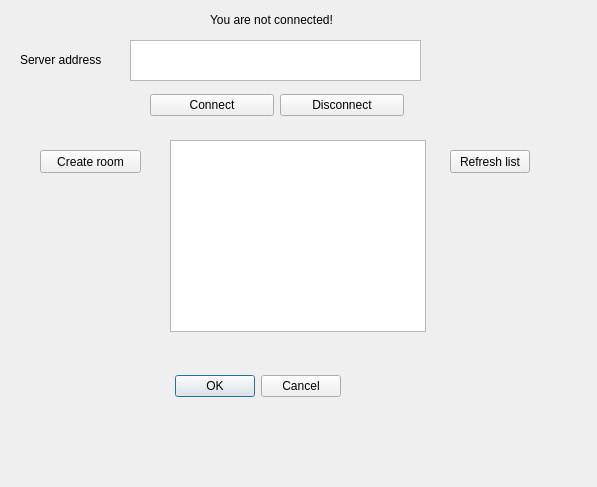
This is CheckersClient/connectiondialog.ui in PiotrJTomaszewski/SK2_Projekt as Qt 5 draws it before an edit. The edited form follows.
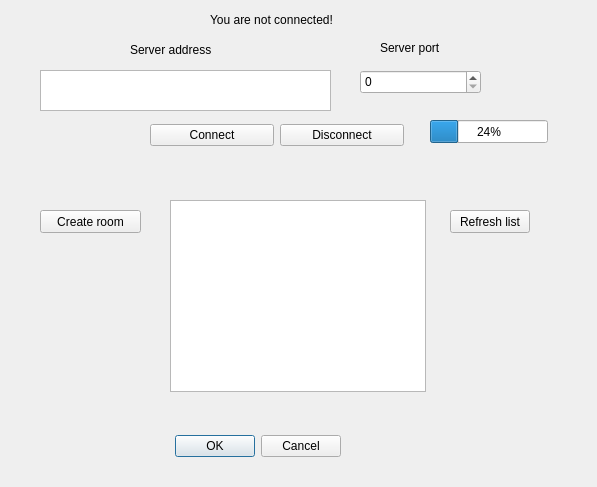
This is the edited form.

Commit message: Add server connection skeleton

Diff of the .ui file:
```diff
--- a/CheckersClient/connectiondialog.ui
+++ b/CheckersClient/connectiondialog.ui
@@ -17,7 +17,7 @@
    <property name="geometry">
     <rect>
      <x>0</x>
-     <y>370</y>
+     <y>430</y>
      <width>341</width>
      <height>32</height>
     </rect>
@@ -32,8 +32,8 @@
   <widget class="QLabel" name="label">
    <property name="geometry">
     <rect>
-     <x>20</x>
-     <y>50</y>
+     <x>130</x>
+     <y>40</y>
      <width>91</width>
      <height>20</height>
     </rect>
@@ -45,8 +45,8 @@
   <widget class="QPlainTextEdit" name="serverAddressText">
    <property name="geometry">
     <rect>
-     <x>130</x>
-     <y>40</y>
+     <x>40</x>
+     <y>70</y>
      <width>291</width>
      <height>41</height>
     </rect>
@@ -59,7 +59,7 @@
    <property name="geometry">
     <rect>
      <x>150</x>
-     <y>90</y>
+     <y>120</y>
      <width>254</width>
      <height>31</height>
     </rect>
@@ -85,7 +85,7 @@
    <property name="geometry">
     <rect>
      <x>170</x>
-     <y>140</y>
+     <y>200</y>
      <width>256</width>
      <height>192</height>
     </rect>
@@ -108,7 +108,7 @@
    <property name="geometry">
     <rect>
      <x>450</x>
-     <y>150</y>
+     <y>210</y>
      <width>80</width>
      <height>23</height>
     </rect>
@@ -121,7 +121,7 @@
    <property name="geometry">
     <rect>
      <x>40</x>
-     <y>150</y>
+     <y>210</y>
      <width>101</width>
      <height>23</height>
     </rect>
@@ -130,6 +130,45 @@
     <string>Create room</string>
    </property>
   </widget>
+  <widget class="QLabel" name="label_2">
+   <property name="geometry">
+    <rect>
+     <x>380</x>
+     <y>40</y>
+     <width>71</width>
+     <height>16</height>
+    </rect>
+   </property>
+   <property name="text">
+    <string>Server port</string>
+   </property>
+  </widget>
+  <widget class="QSpinBox" name="serverPortBox">
+   <property name="geometry">
+    <rect>
+     <x>360</x>
+     <y>70</y>
+     <width>121</width>
+     <height>24</height>
+    </rect>
+   </property>
+   <property name="maximum">
+    <number>99999</number>
+   </property>
+  </widget>
+  <widget class="QProgressBar" name="connectionProgress">
+   <property name="geometry">
+    <rect>
+     <x>430</x>
+     <y>120</y>
+     <width>118</width>
+     <height>23</height>
+    </rect>
+   </property>
+   <property name="value">
+    <number>24</number>
+   </property>
+  </widget>
  </widget>
  <resources/>
  <connections>
```
The commit also changes 11 other files.
